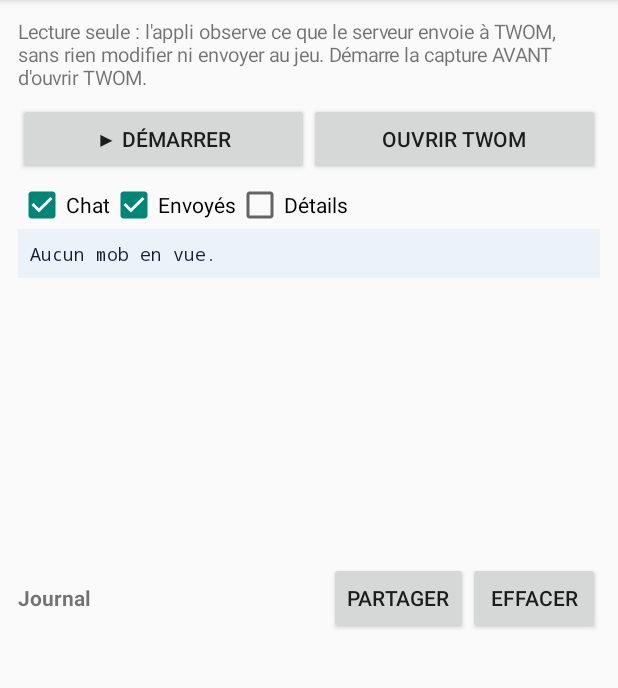
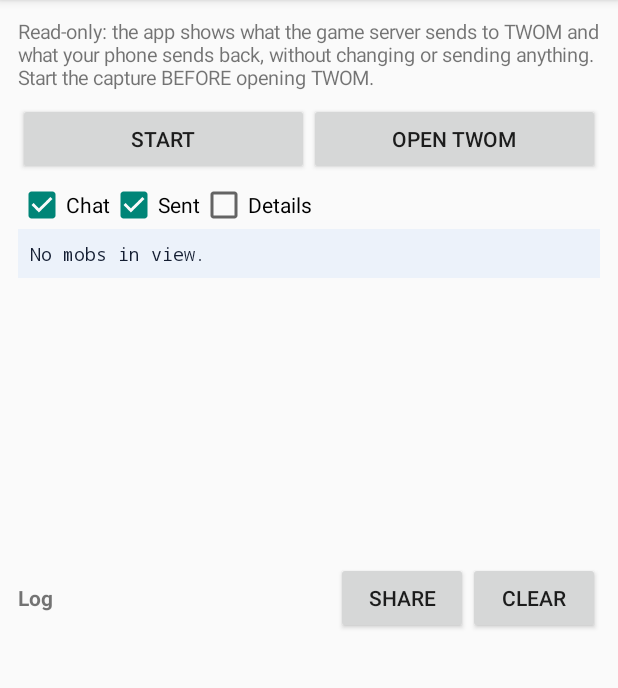
Before and after one commit to DeedetA/twom-live, an Android app: the screen it shows after launch (MainActivity), on a phone screen of 412 x 824 dp, the part 84-772 px from its top. Run offline under Robolectric (Android 15) with nearby library versions, the phone set to English and light mode, and no system bars.

Commit message:
Translate the app to English and remove log icons
All user-facing text (log, buttons, messages, CSV columns and event names)
is now in English. Log lines no longer carry icons; the line category
(received / sent / drop / app) is passed explicitly and still drives the
colors. README translated as well.

Co-Authored-By: Claude Opus 5.5 <noreply@anthropic.com>
Claude-Session: https://claude.ai/code/session_016pPqfRwhxLRmNCnYqtmTt2

```diff
--- a/app/build.gradle
+++ b/app/build.gradle
@@ -10,8 +10,8 @@ android {
         applicationId 'fr.twomlive'
         minSdk 24
         targetSdk 34
-        versionCode 5
-        versionName '1.4'
+        versionCode 6
+        versionName '1.5'
     }
 
     // cle fixe : les nouvelles versions s'installeront par-dessus les anciennes
--- a/app/src/main/java/fr/twomlive/MainActivity.java
+++ b/app/src/main/java/fr/twomlive/MainActivity.java
@@ -50,8 +50,8 @@ public class MainActivity extends Activity implements GameState.Listener {
         root.setPadding(dp(12), dp(12), dp(12), dp(12));
 
         TextView help = new TextView(this);
-        help.setText("Lecture seule : l'appli observe ce que le serveur envoie à TWOM, sans rien modifier "
-                + "ni envoyer au jeu. Démarre la capture AVANT d'ouvrir TWOM.");
+        help.setText("Read-only: the app shows what the game server sends to TWOM and what your phone "
+                + "sends back, without changing or sending anything. Start the capture BEFORE opening TWOM.");
         help.setTextSize(13);
         root.addView(help);
 
@@ -62,11 +62,11 @@ public class MainActivity extends Activity implements GameState.Listener {
         toggle.setOnClickListener(v -> onToggle());
         row.addView(toggle, new LinearLayout.LayoutParams(0, LinearLayout.LayoutParams.WRAP_CONTENT, 1));
         Button open = new Button(this);
-        open.setText("Ouvrir TWOM");
+        open.setText("Open TWOM");
         open.setOnClickListener(v -> {
             Intent i = getPackageManager().getLaunchIntentForPackage(TwomVpnService.TWOM_PKG);
             if (i != null) startActivity(i);
-            else Toast.makeText(this, "TWOM n'est pas installé", Toast.LENGTH_SHORT).show();
+            else Toast.makeText(this, "TWOM is not installed", Toast.LENGTH_SHORT).show();
         });
         row.addView(open, new LinearLayout.LayoutParams(0, LinearLayout.LayoutParams.WRAP_CONTENT, 1));
         root.addView(row);
@@ -79,12 +79,12 @@ public class MainActivity extends Activity implements GameState.Listener {
         chat.setOnCheckedChangeListener((c, on) -> gs.showChat = on);
         opts.addView(chat);
         CheckBox sent = new CheckBox(this);
-        sent.setText("Envoyés");
+        sent.setText("Sent");
         sent.setChecked(gs.showSent);
         sent.setOnCheckedChangeListener((c, on) -> gs.showSent = on);
         opts.addView(sent);
         CheckBox details = new CheckBox(this);
-        details.setText("Détails");
+        details.setText("Details");
         details.setChecked(gs.verbose);
         details.setOnCheckedChangeListener((c, on) -> gs.verbose = on);
         opts.addView(details);
@@ -104,24 +104,24 @@ public class MainActivity extends Activity implements GameState.Listener {
         row2.setOrientation(LinearLayout.HORIZONTAL);
         row2.setGravity(Gravity.CENTER_VERTICAL);
         TextView jt = new TextView(this);
-        jt.setText("Journal");
+        jt.setText("Log");
         jt.setTypeface(Typeface.DEFAULT_BOLD);
         row2.addView(jt, new LinearLayout.LayoutParams(0, LinearLayout.LayoutParams.WRAP_CONTENT, 1));
         Button share = new Button(this);
-        share.setText("Partager");
+        share.setText("Share");
         share.setOnClickListener(v -> {
-            StringBuilder t = new StringBuilder("=== Journal ===\n");
+            StringBuilder t = new StringBuilder("=== Log ===\n");
             for (String l : gs.lines()) t.append(l).append('\n');
-            t.append("\n=== Événements (CSV) ===\n").append(gs.csv());
+            t.append("\n=== Events (CSV) ===\n").append(gs.csv());
             Intent s = new Intent(Intent.ACTION_SEND);
             s.setType("text/plain");
-            s.putExtra(Intent.EXTRA_SUBJECT, "TWOM Live – journal");
+            s.putExtra(Intent.EXTRA_SUBJECT, "TWOM Live - log");
             s.putExtra(Intent.EXTRA_TEXT, t.toString());
-            startActivity(Intent.createChooser(s, "Partager le journal"));
+            startActivity(Intent.createChooser(s, "Share the log"));
         });
         row2.addView(share);
         Button clear = new Button(this);
-        clear.setText("Effacer");
+        clear.setText("Clear");
         clear.setOnClickListener(v -> { gs.reset(); shown.clear(); log.setText(""); });
         row2.addView(clear);
         root.addView(row2);
@@ -157,7 +157,7 @@ public class MainActivity extends Activity implements GameState.Listener {
     }
 
     private void refreshToggle() {
-        toggle.setText(TwomVpnService.running ? "■ Arrêter" : "▶ Démarrer");
+        toggle.setText(TwomVpnService.running ? "Stop" : "Start");
     }
 
     private void onToggle() {
@@ -177,7 +177,7 @@ public class MainActivity extends Activity implements GameState.Listener {
             startService(new Intent(this, TwomVpnService.class).setAction(TwomVpnService.ACTION_START));
             ui.postDelayed(this::refreshToggle, 300);
         } else if (req == REQ_VPN) {
-            Toast.makeText(this, "Autorisation VPN refusée", Toast.LENGTH_SHORT).show();
+            Toast.makeText(this, "VPN permission denied", Toast.LENGTH_SHORT).show();
         }
     }
 
--- a/app/src/main/java/fr/twomlive/Relay.java
+++ b/app/src/main/java/fr/twomlive/Relay.java
@@ -170,7 +170,7 @@ public final class Relay {
             try {
                 relay();
             } catch (RuntimeException e) {
-                if (r.gs != null) r.gs.debug("Erreur relais " + ip(srvIp) + ":" + srvPort + " : " + e);
+                if (r.gs != null) r.gs.debug("Relay error " + ip(srvIp) + ":" + srvPort + ": " + e);
                 close(true);
             }
         }
@@ -184,11 +184,11 @@ public final class Relay {
                 c.socket().connect(new InetSocketAddress(InetAddress.getByAddress(srvIp), srvPort), 15000);
                 ch = c;
             } catch (IOException e) {
-                if (r.gs != null) r.gs.debug("Connexion impossible vers " + dest + " : " + e.getMessage());
+                if (r.gs != null) r.gs.debug("Cannot connect to " + dest + ": " + e.getMessage());
                 close(true);
                 return;
             }
-            if (r.gs != null) r.gs.debug("Connexion relayée vers " + dest);
+            if (r.gs != null) r.gs.debug("Relayed connection to " + dest);
             synchronized (this) {
                 if (closed) return;
                 Seg sa = new Seg(sndNxt, new byte[0], Packets.SYN | Packets.ACK);
```
Also changed, not shown: app/src/main/java/fr/twomlive/GameState.java (+41 -50 lines), app/src/main/java/fr/twomlive/TwomVpnService.java (+4 -4 lines), 2 other files.
